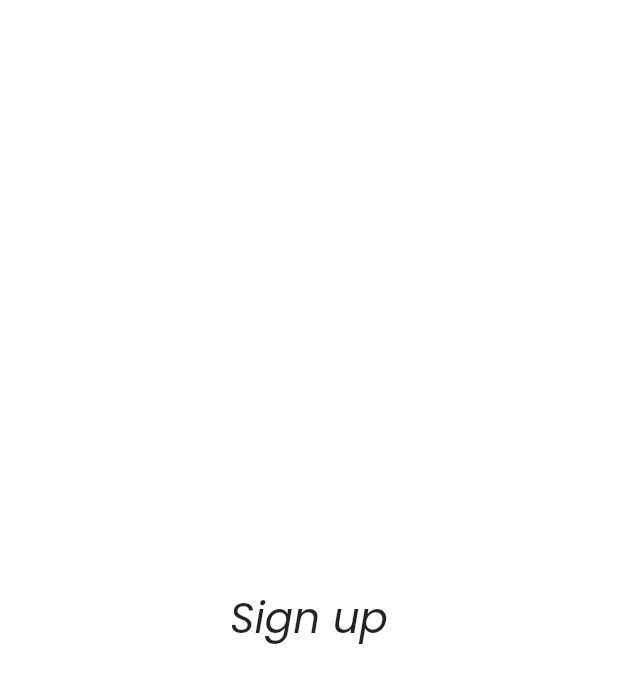
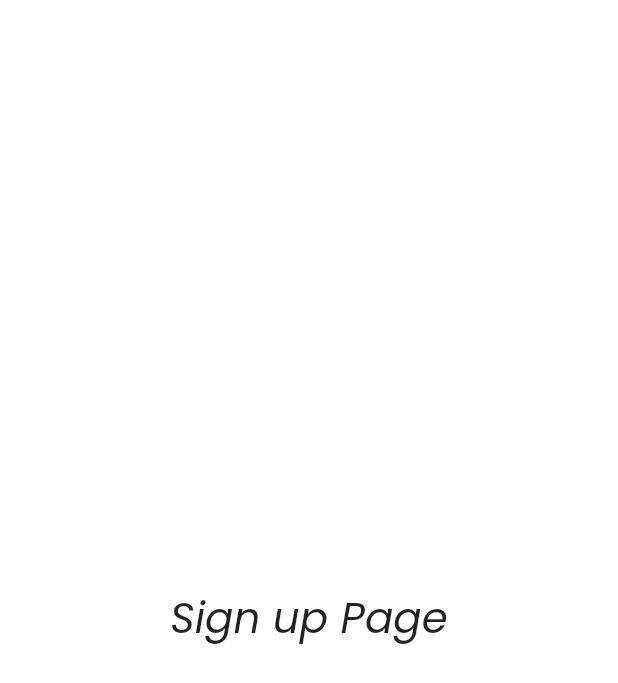
Before and after one commit to AnselmeGildas/App_AgriXTECH, a Flutter app: the SignUp screen opened directly, on a phone screen of 412 x 824 dp. Shown: the top 683 px of the screen. Run offline on Flutter 3.47's test engine with Material 2 defaults, Android fonts, the light colour scheme and no system bars.

Commit message:
second commint test

```diff
--- a/agrixtech_application_1/lib/Pages/login.dart
+++ b/agrixtech_application_1/lib/Pages/login.dart
@@ -11,7 +11,7 @@
         child: Column(
           mainAxisAlignment: MainAxisAlignment.center,
           children: [
-            Text("Sign up",
+            Text("Sign up Page",
               style: TextStyle(
                 fontFamily: 'Poppins',
                 fontSize: 28
```
